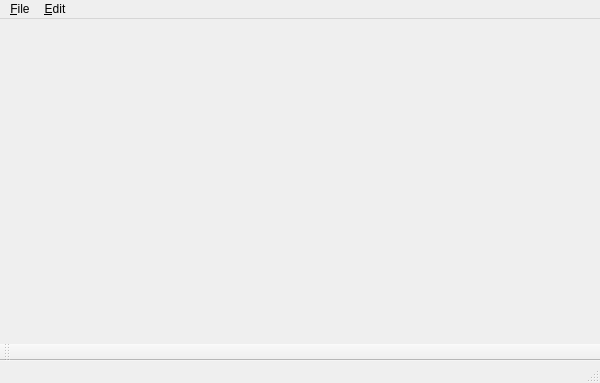
This is OpenBoard/mainwindow.ui in ITAAcademy/OpenBoard as Qt 5 draws it before an edit. The edited form follows.
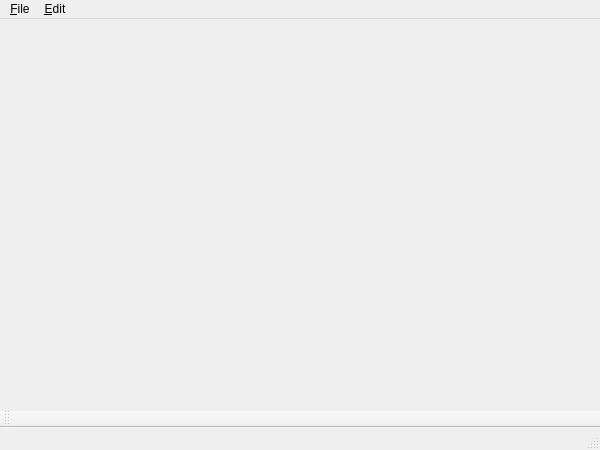
This is the edited form.

Patch:
```diff
--- a/OpenBoard/mainwindow.ui
+++ b/OpenBoard/mainwindow.ui
@@ -7,7 +7,7 @@
     <x>0</x>
     <y>0</y>
     <width>600</width>
-    <height>383</height>
+    <height>450</height>
    </rect>
   </property>
   <property name="windowTitle">
```
